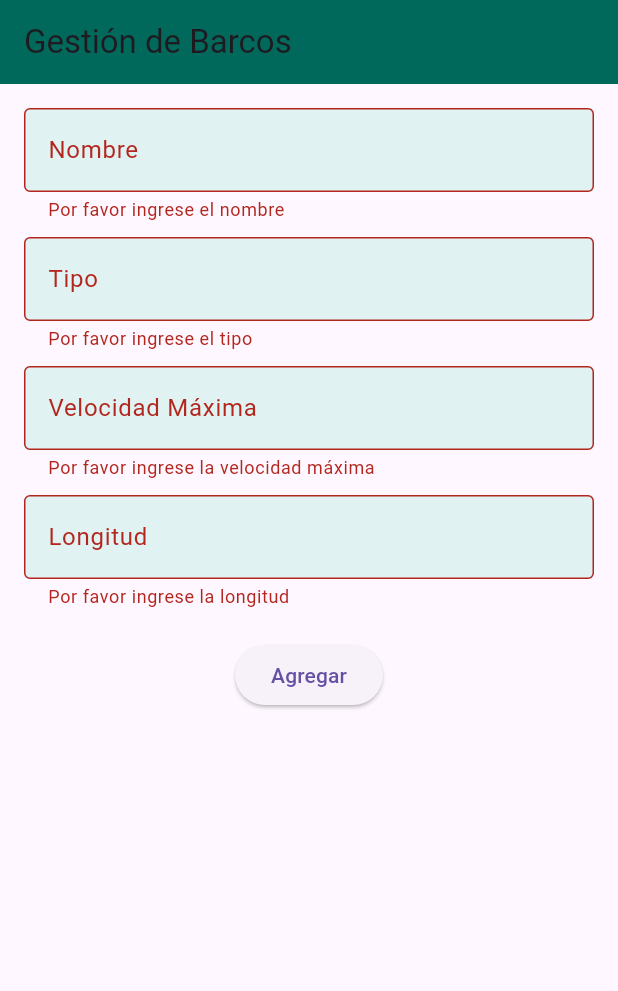
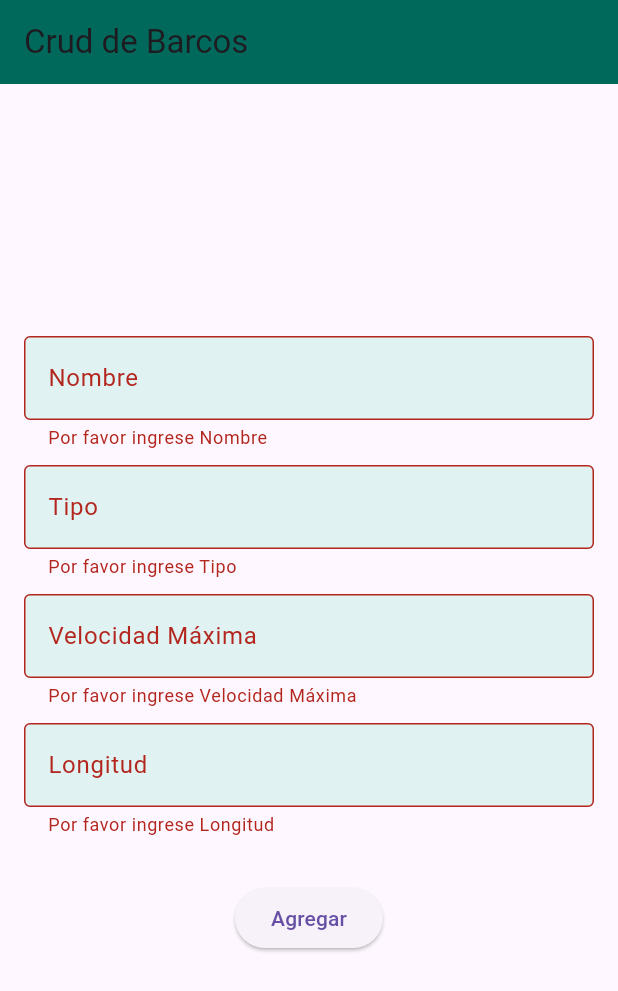
Before and after one commit to oscarfosteru/CrudBarco, a Flutter app: the screen it shows after launch, after a tap on "Agregar", on a phone screen of 412 x 824 dp. Shown: the top 991 px of the screen. Run offline on Flutter 3.47's test engine with Material 3 defaults, Android fonts, the phone set to English and light mode, and no system bars.

Commit message:
Nuevo look

```diff
--- a/lib/main.dart
+++ b/lib/main.dart
@@ -16,7 +16,7 @@ class MyApp extends StatelessWidget {
   @override
   Widget build(BuildContext context) {
     return MaterialApp(
-      title: 'Boat CRUD App',
+      title: 'Crud Barcos',
       theme: ThemeData(
         primarySwatch: Colors.teal,
         visualDensity: VisualDensity.adaptivePlatformDensity,
@@ -38,81 +38,36 @@ class BoatListScreen extends StatelessWidget {
   Widget build(BuildContext context) {
     return Scaffold(
       appBar: AppBar(
-        title: Text('Gestión de Barcos'),
+        title: Text('Crud de Barcos'),
         backgroundColor: Colors.teal[800],
       ),
-      body: Padding(
+      body: Center(
+        child: SingleChildScrollView(
           padding: const EdgeInsets.all(16.0),
           child: Column(
+            mainAxisAlignment: MainAxisAlignment.center,
             children: [
               Form(
                 key: _formKey,
                 child: Column(
                   children: [
-                  TextFormField(
+                    buildTextField(
                       controller: _nombreController,
-                    decoration: InputDecoration(
                       labelText: 'Nombre',
-                      filled: true,
-                      fillColor: Colors.teal[50],
-                      border: OutlineInputBorder(),
                     ),
-                    validator: (value) {
-                      if (value == null || value.isEmpty) {
-                        return 'Por favor ingrese el nombre';
-                      }
-                      return null;
-                    },
+                    buildTextField(
+                      controller: _tipoController,
+                      labelText: 'Tipo',
                     ),
-                  SizedBox(height: 10),
-                  TextFormField(
-                    controller: _tipoController,
-                    decoration: InputDecoration(
-                      labelText: 'Tipo',
-                      filled: true,
-                      fillColor: Colors.teal[50],
-                      border: OutlineInputBorder(),
+                    buildTextField(
+                      controller: _velocidadMaximaController,
+                      labelText: 'Velocidad Máxima',
+                      keyboardType: TextInputType.number,
                     ),
-                    validator: (value) {
-                      if (value == null || value.isEmpty) {
-                        return 'Por favor ingrese el tipo';
-                      }
-                      return null;
-                    },
-                  ),
-                  SizedBox(height: 10),
-                  TextFormField(
-                    controller: _velocidadMaximaController,
-                    decoration: InputDecoration(
-                      labelText: 'Velocidad Máxima',
-                      filled: true,
-                      fillColor: Colors.teal[50],
-                      border: OutlineInputBorder(),
-                    ),
+                    buildTextField(
+                      controller: _longitudController,
+                      labelText: 'Longitud',
                       keyboardType: TextInputType.number,
-                    validator: (value) {
-                      if (value == null || value.isEmpty) {
-                        return 'Por favor ingrese la velocidad máxima';
-                      }
-                      return null;
-                    },
-                  ),
-                  SizedBox(height: 10),
-                  TextFormField(
-                    controller: _longitudController,
-                    decoration: InputDecoration(
-                      labelText: 'Longitud',
-                      filled: true,
-                      fillColor: Colors.teal[50],
-                      border: OutlineInputBorder(),
-                    ),
-                    keyboardType: TextInputType.number,
-                    validator: (value) {
-                      if (value == null || value.isEmpty) {
-                        return 'Por favor ingrese la longitud';
-                      }
-                      return null;
-                    },
                     ),
                     SizedBox(height: 20),
                     Row(
@@ -160,10 +115,11 @@ class BoatListScreen extends StatelessWidget {
                 ),
               ),
               SizedBox(height: 20),
-            Expanded(
-              child: Consumer<BoatProvider>(
+              Consumer<BoatProvider>(
                 builder: (context, boatProvider, child) {
                   return ListView.builder(
+                    shrinkWrap: true,
+                    physics: NeverScrollableScrollPhysics(),
                     itemCount: boatProvider.boats.length,
                     itemBuilder: (context, index) {
                       final boat = boatProvider.boats[index];
@@ -202,10 +158,38 @@ class BoatListScreen extends StatelessWidget {
                   );
                 },
               ),
+            ],
           ),
-          ],
         ),
       ),
     );
   }
+
+  Widget buildTextField({
+    required TextEditingController controller,
+    required String labelText,
+    TextInputType keyboardType = TextInputType.text,
+  }) {
+    return Column(
+      children: [
+        TextFormField(
+          controller: controller,
+          decoration: InputDecoration(
+            labelText: labelText,
+            filled: true,
+            fillColor: Colors.teal[50],
+            border: OutlineInputBorder(),
+          ),
+          keyboardType: keyboardType,
+          validator: (value) {
+            if (value == null || value.isEmpty) {
+              return 'Por favor ingrese $labelText';
             }
+            return null;
+          },
+        ),
+        SizedBox(height: 10),
+      ],
+    );
+  }
+}
```
Also changed, not shown: 1 other file. Lines whose indentation alone changed are shown as unchanged.
